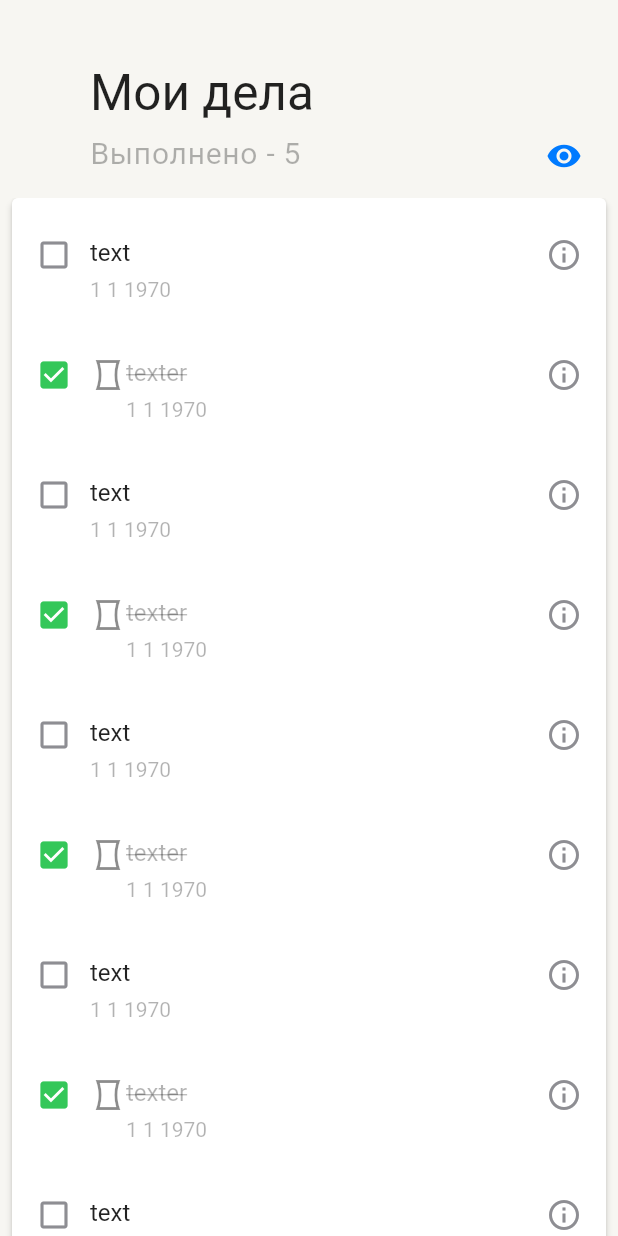
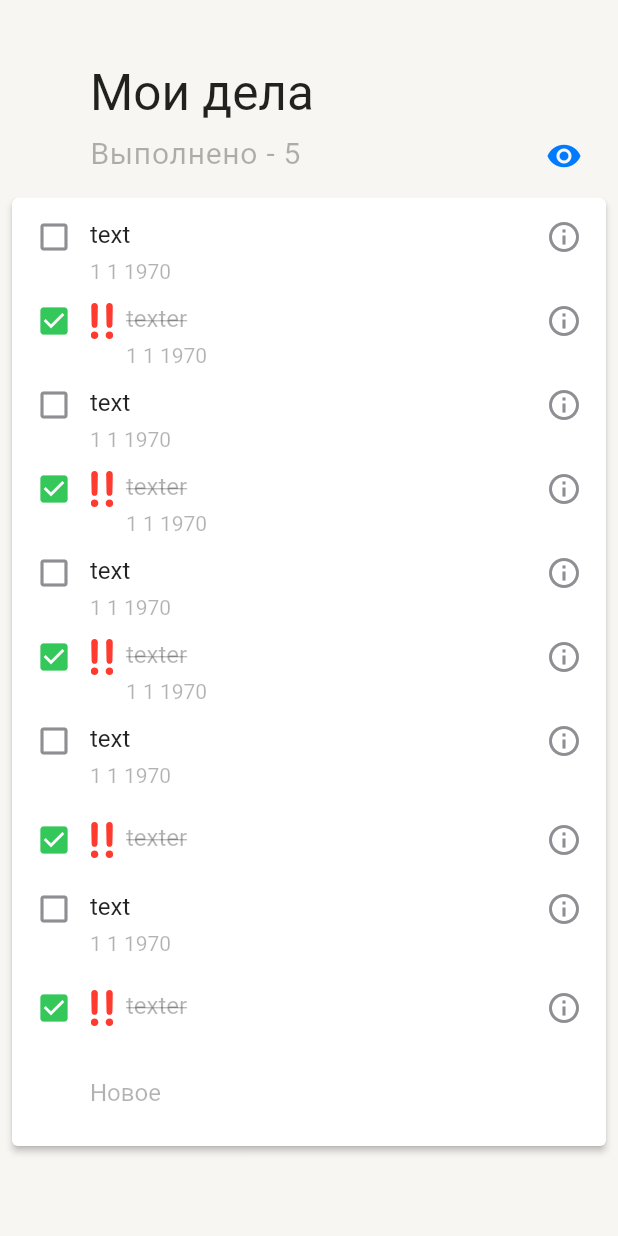
Before and after one commit to iamgirya/school_todo, a Flutter app: the screen it shows after launch, on a phone screen of 412 x 824 dp. Run offline on Flutter 3.47's test engine with Material 2 defaults, Android fonts, the light colour scheme and no system bars; our stand-ins replace flutter_bloc, flutter_svg; missing offline and left inert: shared_preferences_web.

Commit message:
Довёрстка главного экрана

```diff
--- a/lib/core/container_class.dart
+++ b/lib/core/container_class.dart
@@ -3,6 +3,8 @@ import 'package:flutter/material.dart';
 import '../models/task_model.dart';
 
 abstract class Cont {
+  static double tmp = 0;
+
   static String? convertUnixToStringDate(int? unix) {
     // вывод названия месяца
     if (unix != null) {
@@ -89,7 +91,7 @@ abstract class Cont {
         id: 7,
         text: "texter",
         importance: Importance.important,
-        deadline: 12,
+        deadline: null,
         done: true,
         color: Colors.red,
         createdAt: 14,
@@ -109,7 +111,7 @@ abstract class Cont {
         id: 9,
         text: "texter",
         importance: Importance.important,
-        deadline: 12,
+        deadline: null,
         done: true,
         color: Colors.red,
         createdAt: 14,
--- a/lib/main.dart
+++ b/lib/main.dart
@@ -1,4 +1,5 @@
 import 'package:flutter/material.dart';
+import 'package:flutter/rendering.dart';
 import 'package:provider/provider.dart';
 import 'package:school_todo/models/task_model.dart';
 import 'package:school_todo/navigation/root_names_container.dart';
@@ -8,6 +9,7 @@ import 'navigation/navigation_controller.dart';
 import 'ui/editor_page/editor_page.dart';
 
 void main() {
+  debugRepaintRainbowEnabled = false;
   runApp(const MyApp());
 }
 
--- a/lib/ui/editor_page/widgets/deadline_choose_widget.dart
+++ b/lib/ui/editor_page/widgets/deadline_choose_widget.dart
@@ -17,7 +17,6 @@ class DeadlineChoose extends StatelessWidget {
       height: 72,
       width: Size.infinite.width,
       child: BlocBuilder<EditingTaskCubit, EditingTaskState>(
-        buildWhen: (previous, current) => true,
         builder: (context, state) {
           if (state is EditingTaskHasData) {
             Task taskModel = state.editingTask;
--- a/lib/ui/editor_page/widgets/task_text_field_widget.dart
+++ b/lib/ui/editor_page/widgets/task_text_field_widget.dart
@@ -26,12 +26,15 @@ class TaskTextField extends StatelessWidget {
             buildWhen: (previous, current) => false,
             builder: ((context, state) {
               if (state is EditingTaskHasData) {
-                EditingTaskCubit editingTaskCubit = BlocProvider.of<EditingTaskCubit>(context);
+                EditingTaskCubit editingTaskCubit =
+                    BlocProvider.of<EditingTaskCubit>(context);
                 return TextField(
                   style: AppTextStyles.body,
                   textAlignVertical: TextAlignVertical.top,
                   maxLines: null,
                   minLines: 2,
+                  cursorWidth: 2,
+                  cursorColor: AppLigthColors.blue,
                   decoration: InputDecoration(
                     contentPadding: EdgeInsets.zero,
                     hintText: "Что надо сделать...",
--- /dev/null
+++ b/lib/ui/task_list_page/widgets/dismissible_task_cad_widget.dart
@@ -0,0 +1,84 @@
+import 'dart:async';
+
+import 'package:flutter/material.dart';
+import 'package:flutter_bloc/flutter_bloc.dart';
+import 'package:school_todo/blocs/task_list/task_list_cubit.dart';
+
+import 'task_card_widget.dart';
+
+class DismissibleTaskCard extends StatefulWidget {
+  const DismissibleTaskCard({Key? key, required this.i}) : super(key: key);
+
+  final int i;
+
+  @override
+  State<DismissibleTaskCard> createState() => _DismissibleTaskCardState();
+}
+
+class _DismissibleTaskCardState extends State<DismissibleTaskCard> {
+  final ValueNotifier<double> valueNotifier = ValueNotifier<double>(0);
+
+  @override
+  Widget build(BuildContext context) {
+    TaskListCubit taskListCubit = BlocProvider.of<TaskListCubit>(context);
+    return LayoutBuilder(builder: (context, constraints) {
+      return Dismissible(
+        key: Key(taskListCubit.getTask(widget.i).id.toString()),
+        onDismissed: (direction) {
+          taskListCubit.deleteTask(widget.i);
+        },
+        secondaryBackground: ValueListenableBuilder<double>(
+          valueListenable: valueNotifier,
+          builder: (context, date, _) {
+            return ColoredBox(
+              color: Colors.red,
+              child: Container(
+                height: 24,
+                width: 24,
+                padding: EdgeInsets.only(
+                    right: constraints.maxWidth * date > 72
+                        ? constraints.maxWidth * date - 48
+                        : 24),
+                alignment: Alignment.centerRight,
+                child: const Icon(
+                  Icons.delete,
+                  color: Colors.white,
+                ),
+              ),
+            );
+          },
+        ),
+        background: ValueListenableBuilder<double>(
+          valueListenable: valueNotifier,
+          builder: (context, date, _) {
+            return ColoredBox(
+              color: Colors.green,
+              child: Container(
+                height: 24,
+                width: 24,
+                padding: EdgeInsets.only(
+                    left: constraints.maxWidth * date > 72
+                        ? constraints.maxWidth * date - 48
+                        : 24),
+                alignment: Alignment.centerLeft,
+                child: const Icon(
+                  Icons.check,
+                  color: Colors.white,
+                ),
+              ),
+            );
+          },
+        ),
+        onUpdate: (details) {
+          valueNotifier.value = details.progress;
+        },
+        child: TaskCard(task: taskListCubit.getTask(widget.i)),
+      );
+    });
+  }
+
+  @override
+  void dispose() {
+    super.dispose();
+  }
+}
--- /dev/null
+++ b/lib/ui/task_list_page/widgets/new_task_card_widget.dart
@@ -0,0 +1,67 @@
+import 'package:flutter/material.dart';
+import 'package:provider/provider.dart';
+import 'package:school_todo/core/container_class.dart';
+import 'package:school_todo/models/task_model.dart';
+import 'package:school_todo/navigation/navigation_controller.dart';
+import 'package:school_todo/navigation/root_names_container.dart';
+import 'package:school_todo/styles/app_colors.dart';
+import 'package:school_todo/styles/app_fonts.dart';
+
+class NewTaskCard extends StatefulWidget {
+  const NewTaskCard({Key? key}) : super(key: key);
+
+  @override
+  State<NewTaskCard> createState() => _NewTaskCardState();
+}
+
+class _NewTaskCardState extends State<NewTaskCard> {
+  TextEditingController textEditingController = TextEditingController();
+
+  @override
+  void initState() {
+    super.initState();
+  }
+
+  @override
+  Widget build(BuildContext context) {
+    return ListTile(
+      contentPadding: const EdgeInsets.only(
+        left: 16,
+        right: 16,
+      ),
+      title: Row(
+        crossAxisAlignment: CrossAxisAlignment.center,
+        children: [
+          const SizedBox(
+            height: 24,
+            width: 36,
+          ),
+          Expanded(
+            child: TextField(
+              controller: textEditingController,
+              onEditingComplete: () {
+                textEditingController.clear();
+                FocusScope.of(context).requestFocus(FocusNode());
+                // создание новой стандартной заметки
+              },
+              textInputAction: TextInputAction.done,
+              textAlignVertical: TextAlignVertical.top,
+              maxLines: 1,
+              minLines: 1,
+              cursorWidth: 2,
+              cursorColor: AppLigthColors.blue,
+              decoration: InputDecoration(
+                contentPadding: EdgeInsets.zero,
+                hintText: "Новое",
+                hintStyle:
+                    AppTextStyles.body.copyWith(color: AppLigthColors.tertiary),
+                border: InputBorder.none,
+              ),
+              style: AppTextStyles.body,
+            ),
+          ),
+        ],
+      ),
+    );
+  }
+}
--- a/lib/ui/task_list_page/widgets/task_card_widget.dart
+++ b/lib/ui/task_list_page/widgets/task_card_widget.dart
@@ -1,4 +1,5 @@
 import 'package:flutter/material.dart';
+import 'package:flutter_svg/flutter_svg.dart';
 import 'package:provider/provider.dart';
 import 'package:school_todo/core/container_class.dart';
 import 'package:school_todo/models/task_model.dart';
@@ -15,8 +16,10 @@ class TaskCard extends StatelessWidget {
   @override
   Widget build(BuildContext context) {
     return ListTile(
-      contentPadding:
-          const EdgeInsets.only(left: 16, right: 16, bottom: 12, top: 12),
+      contentPadding: const EdgeInsets.only(
+        left: 16,
+        right: 16,
+      ),
       title: Row(
         crossAxisAlignment: CrossAxisAlignment.start,
         children: [
@@ -42,9 +45,8 @@ class TaskCard extends StatelessWidget {
             SizedBox(
               height: 24,
               width: 16,
-              // вставить эти два восклицательных знака
               child: task.importance == Importance.important
-                  ? const Icon(Icons.panorama_vertical_sharp)
+                  ? SvgPicture.asset('assets/images/double_ex.svg')
                   : const Icon(Icons.arrow_downward),
             ),
           if (task.importance != Importance.basic)
--- a/lib/ui/task_list_page/widgets/task_list_widget.dart
+++ b/lib/ui/task_list_page/widgets/task_list_widget.dart
@@ -1,3 +1,5 @@
+import 'dart:async';
+
 import 'package:flutter/material.dart';
 import 'package:flutter_bloc/flutter_bloc.dart';
 import 'package:provider/provider.dart';
@@ -7,6 +9,8 @@ import 'package:school_todo/core/container_class.dart';
 import 'package:school_todo/navigation/navigation_controller.dart';
 import 'package:school_todo/navigation/root_names_container.dart';
 import 'package:school_todo/styles/app_colors.dart';
+import 'package:school_todo/ui/task_list_page/widgets/dismissible_task_cad_widget.dart';
+import 'package:school_todo/ui/task_list_page/widgets/new_task_card_widget.dart';
 import 'package:school_todo/ui/task_list_page/widgets/task_card_widget.dart';
 
 class TaskList extends StatelessWidget {
@@ -31,16 +35,9 @@ class TaskList extends StatelessWidget {
                 ),
                 //выгрузка из локального репозитория
                 for (int i = 0; i < taskListCubit.getLengthOfTaskList(); i++)
-                  Dismissible(
-                    key: Key(taskListCubit.getTask(i).id.toString()),
-                    onDismissed: (direction) {
-                      taskListCubit.deleteTask(i);
-                    },
-                    // сделать нормальные свайпы
-                    background: const ColoredBox(color: Colors.red),
-                    secondaryBackground: const ColoredBox(color: Colors.blue),
-                    child: TaskCard(task: taskListCubit.getTask(i)),
-                  ),
+                  DismissibleTaskCard(
+                      key: Key(taskListCubit.getTask(i).id.toString()), i: i),
+                const NewTaskCard(),
                 const SizedBox(
                   height: 8,
                 ),
--- a/pubspec.yaml
+++ b/pubspec.yaml
@@ -12,6 +12,7 @@ dependencies:
   flutter:
     sdk: flutter
 
+  flutter_svg: ^1.0.0
   cupertino_icons: ^1.0.2
   flutter_bloc: ^8.0.0
   dio: ^4.0.6
@@ -28,6 +29,8 @@ dev_dependencies:
 
 flutter:
   uses-material-design: true
+  assets:
+    - assets/images/double_ex.svg
   fonts:
     - family: Roboto
       fonts:
```
Also changed, not shown: assets/images/double_ex.svg (added), 1 other file.
